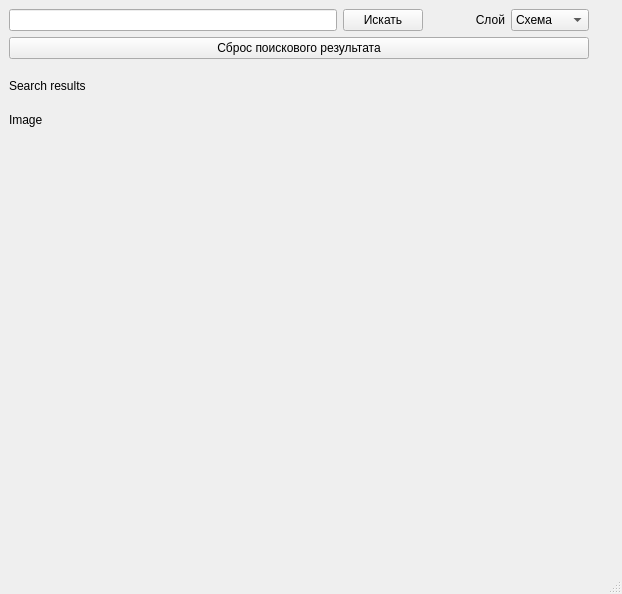
Old version of the form ui/main.ui in the repository EnterKeeper/pyqt-YandexMaps.
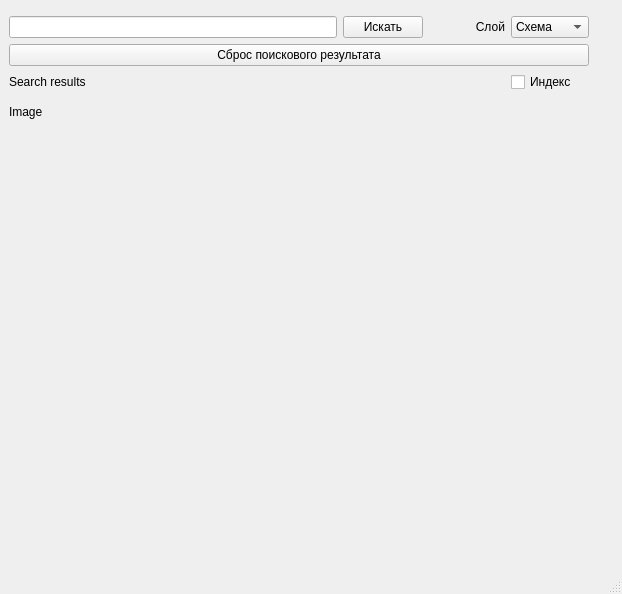
New version of the form.

Commit message: Showing postal code

What changed in the file:
```diff
--- a/ui/main.ui
+++ b/ui/main.ui
@@ -113,13 +113,20 @@
         </property>
        </spacer>
       </item>
-      <item row="5" column="0" colspan="5">
+      <item row="5" column="0" colspan="4">
        <widget class="QLabel" name="result_label">
         <property name="text">
          <string>Search results</string>
         </property>
        </widget>
       </item>
+      <item row="5" column="4">
+       <widget class="QCheckBox" name="postalcode_checkBox">
+        <property name="text">
+         <string>Индекс</string>
+        </property>
+       </widget>
+      </item>
      </layout>
     </item>
    </layout>
```
The commit also changes 1 other file.
